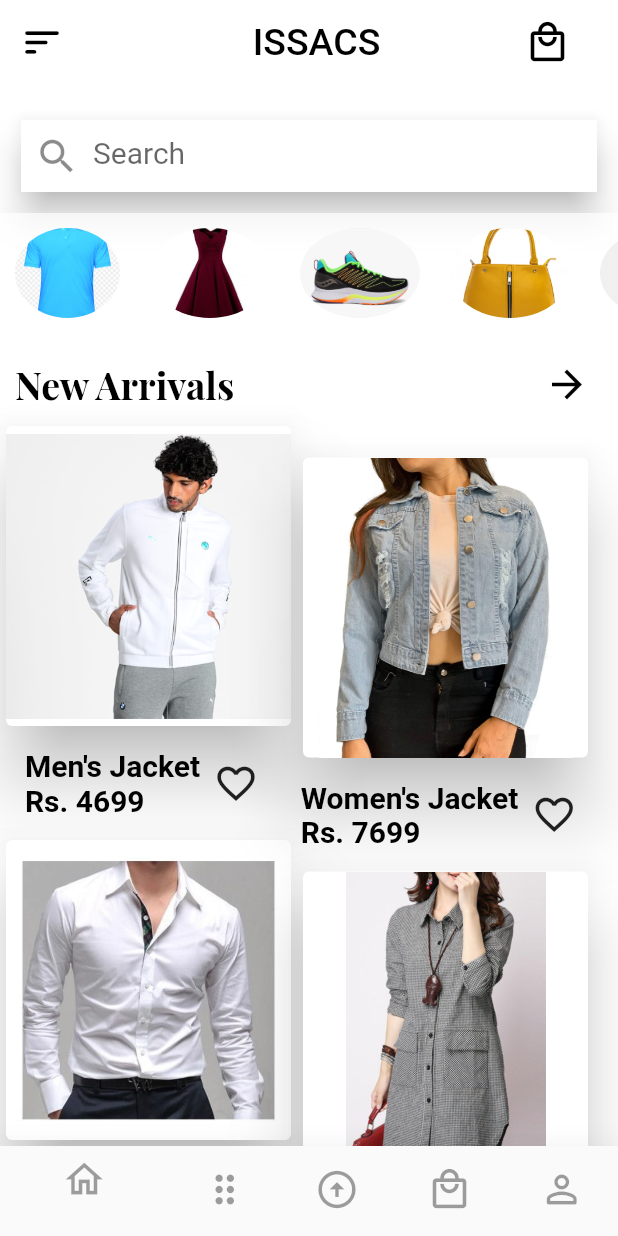
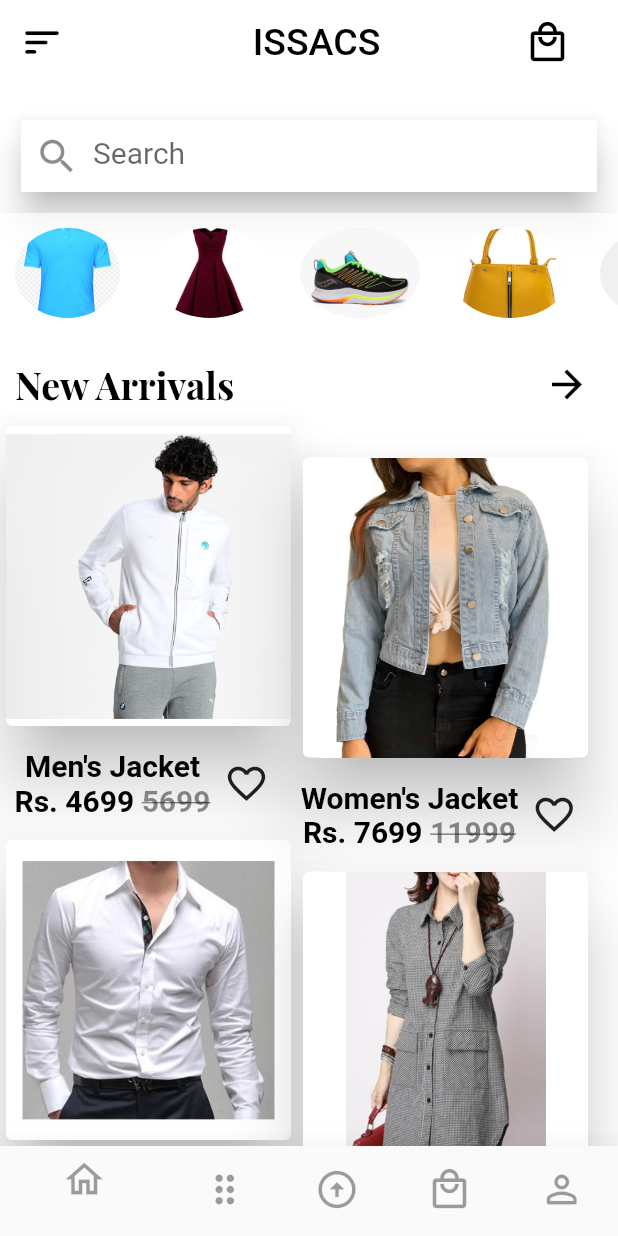
Before and after one commit to Vipul-2220/SimDevFlutter2, a Flutter app: the screen it shows after launch, on a phone screen of 412 x 824 dp. Run offline on Flutter 3.47's test engine with Material 2 defaults, Android fonts, the phone set to English and light mode, and no system bars.

Commit message:
Updated Item Details

```diff
--- a/lib/Items.dart
+++ b/lib/Items.dart
@@ -9,7 +9,10 @@ class Items extends StatefulWidget {
 }
 
 class _ItemsState extends State<Items> {
-  Widget itemShow(String itemName, String price, String url) {
+
+  bool like = false;
+
+  Widget itemShow(String itemName, int price, int originalPrice, String url) {
     return Column(
       children: [
         GestureDetector(
@@ -17,7 +20,8 @@ class _ItemsState extends State<Items> {
             Navigator.push(
               context,
               MaterialPageRoute(
-                builder: (context) => showDetails(context, itemName, price, url),
+                builder: (context) =>
+                    showDetails(itemName,price,url),
               ),
             );
           },
@@ -36,8 +40,19 @@ class _ItemsState extends State<Items> {
         Row(
           mainAxisAlignment: MainAxisAlignment.spaceBetween,
           children: [
+            Column(
+              children: [
                 Text(
-              '$itemName\n'
+                  '$itemName',
+                  style: TextStyle(
+                    color: Colors.black,
+                    fontSize: 20.0,
+                    fontWeight: FontWeight.bold,
+                  ),
+                ),
+                Row(
+                  children: [
+                    Text(
                       'Rs. $price',
                       style: TextStyle(
                         color: Colors.black,
@@ -45,8 +60,26 @@ class _ItemsState extends State<Items> {
                         fontWeight: FontWeight.bold,
                       ),
                     ),
+                    SizedBox(width: 5.0,),
+                    Text(
+                      '$originalPrice',
+                      style: TextStyle(
+                        color: Colors.black45,
+                        fontSize: 20.0,
+                        fontWeight: FontWeight.bold,
+                        decoration: TextDecoration.lineThrough,
+                      ),
+                    ),
+                  ],
+                ),
+              ],
+            ),
             IconButton(
-              onPressed: () {},
+              onPressed: () {
+                setState(() {
+                  like = true;
+                });
+              },
               icon: Icon(
                 Icons.favorite_border,
                 size: 30,
@@ -66,18 +99,20 @@ class _ItemsState extends State<Items> {
     return Row(
       children: [
         Column(children: [
-          itemShow('Men\'s Jacket', '4699', 'images/items/pumaHoodie1.jpg'),
-          itemShow('Louis Phillipe\n Men\'s Shirt', '1899',
+          itemShow('Men\'s Jacket', 4699, 5699, 'images/items/pumaHoodie1.jpg'),
+          itemShow('Louis Phillipe\n Men\'s Shirt', 1899, 2499,
               'images/items/menshirt.jpg'),
-          itemShow('Van Heusen\n Men\'s Chinos', '1999',
+          itemShow('Van Heusen\n Men\'s Chinos', 1999, 3599,
               'images/items/menchinos.jpg'),
         ]),
         Column(
           children: [
+            itemShow('Women\'s Jacket', 7699, 11999,
+                'images/items/womenjacket1.jpg'),
             itemShow(
-                'Women\'s Jacket', '7699', 'images/items/womenjacket1.jpg'),
-            itemShow('Women\'s Shirt', '1499', 'images/items/womenshirt.jpg'),
-            itemShow('Women\'s Jeans', '2699', 'images/items/womenjeans.jpg'),
+                'Women\'s Shirt', 1499, 2899, 'images/items/womenshirt.jpg'),
+            itemShow(
+                'Women\'s Jeans', 2699, 3599, 'images/items/womenjeans.jpg'),
           ],
         ),
       ],
```
Also changed, not shown: lib/ItemDetails.dart (+32 -38 lines). Lines whose indentation alone changed are shown as unchanged.
